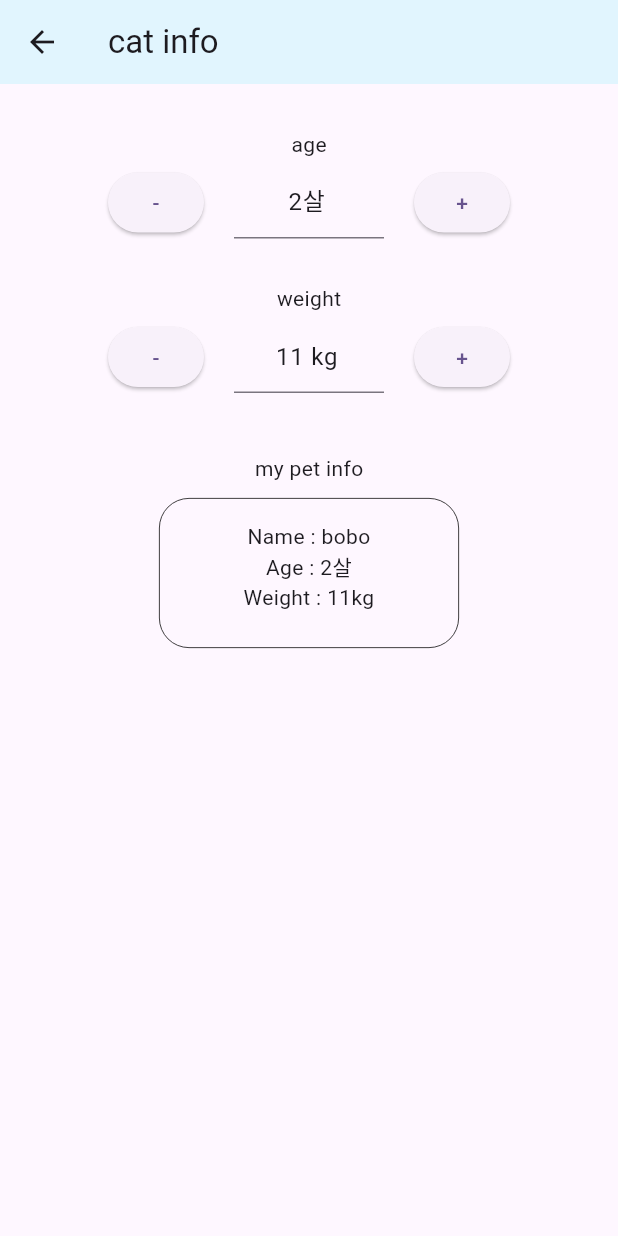
After one commit to woooooooojin/flutter_sample, a Flutter app: the screen it shows after launch, after a tap on an icon or button, on a phone screen of 412 x 824 dp. The commit adds this screen. Run offline on Flutter 3.47's test engine with Material 3 defaults, Android fonts, the phone set to English and light mode, and no system bars; our stand-ins replace image_picker.

Commit message:
provider, bottom nav bar

```diff
--- a/lib/main.dart
+++ b/lib/main.dart
@@ -1,10 +1,17 @@
 import 'package:flutter/material.dart';
+import 'package:flutter_sample/screens/catinfo_screen.dart';
 import 'package:flutter_sample/screens/list_screen.dart';
-import 'package:flutter_sample/screens/sample_screen.dart';
+import 'package:flutter_sample/screens/provider_smaple.dart';
+import 'package:provider/provider.dart';
 
 void main() {
-  runApp(const MyApp());
-}
+  runApp(
+    ChangeNotifierProvider(
+      create: (_) => MainProvider(),
+      child: const MyApp(),
+    ),
+  );
+} //runapp의 인자로 ChangeNotifierProvider를 직접 전달해주어 하위 myapp 어디서든 MainProvider를 사용 할 수 있다.
 
 class MyApp extends StatelessWidget {
   const MyApp({super.key});
--- /dev/null
+++ b/lib/models/pet.dart
@@ -0,0 +1,7 @@
+class Pet {
+  String name = '';
+  int age = 0;
+  int weight = 0;
+
+  Pet(this.name, this.age, this.weight);
+}
--- /dev/null
+++ b/lib/screens/catinfo_screen.dart
@@ -0,0 +1,157 @@
+import 'package:flutter/material.dart';
+import 'package:flutter_sample/screens/provider_smaple.dart';
+import 'package:provider/provider.dart';
+
+class CatInfoScreen extends StatelessWidget {
+  const CatInfoScreen({super.key});
+
+  @override
+  Widget build(BuildContext context) {
+    return Scaffold(
+      appBar: AppBar(
+        title: const Text('cat info'),
+        backgroundColor: Colors.lightBlue.shade50,
+      ),
+      body: const SingleChildScrollView(
+        child: SafeArea(
+          minimum: EdgeInsets.fromLTRB(15, 30, 15, 30),
+          child: Column(
+            crossAxisAlignment: CrossAxisAlignment.center,
+            children: [
+              Text('age'),
+              SizedBox(
+                height: 5,
+              ),
+              AgeInput(),
+              SizedBox(
+                height: 30,
+              ),
+              Text('weight'),
+              SizedBox(
+                height: 5,
+              ),
+              WeightInput(),
+              SizedBox(
+                height: 40,
+              ),
+              Text('my pet info'),
+              SizedBox(
+                height: 10,
+              ),
+              PetInfo(),
+            ],
+          ),
+        ),
+      ),
+    );
+  }
+}
+
+class AgeInput extends StatelessWidget {
+  const AgeInput({super.key});
+
+  @override
+  Widget build(BuildContext context) {
+    late TextEditingController controller;
+
+    final age = context
+        .select<MainProvider, int>((provider) => provider.age)
+        .toString();
+
+    controller = TextEditingController(text: '$age살');
+    return Row(
+      mainAxisAlignment: MainAxisAlignment.center,
+      children: [
+        ElevatedButton(
+          onPressed: context.read<MainProvider>().subAge,
+          child: const Text('-'),
+        ),
+        const SizedBox(
+          width: 20,
+        ),
+        SizedBox(
+          width: 100,
+          child: TextField(
+            readOnly: true,
+            controller: controller,
+            textAlign: TextAlign.center,
+          ),
+        ),
+        const SizedBox(
+          width: 20,
+        ),
+        ElevatedButton(
+          onPressed: context.read<MainProvider>().addAge,
+          child: const Text('+'),
+        ),
+      ],
+    );
+  }
+}
+
+class WeightInput extends StatelessWidget {
+  const WeightInput({super.key});
+
+  @override
+  Widget build(BuildContext context) {
+    late TextEditingController controller;
+
+    final weight = context
+        .select<MainProvider, int>((provider) => provider.weight)
+        .toString();
+
+    controller = TextEditingController(text: '$weight kg');
+    return Row(
+      mainAxisAlignment: MainAxisAlignment.center,
+      children: [
+        ElevatedButton(
+          onPressed: context.read<MainProvider>().subWeight,
+          child: const Text('-'),
+        ),
+        const SizedBox(
+          width: 20,
+        ),
+        SizedBox(
+          width: 100,
+          child: TextField(
+            readOnly: true,
+            controller: controller,
+            textAlign: TextAlign.center,
+          ),
+        ),
+        const SizedBox(
+          width: 20,
+        ),
+        ElevatedButton(
+          onPressed: context.read<MainProvider>().addWeight,
+          child: const Text('+'),
+        ),
+      ],
+    );
+  }
+}
+
+class PetInfo extends StatelessWidget {
+  const PetInfo({super.key});
+
+  @override
+  Widget build(BuildContext context) {
+    final petInfo = context.watch<MainProvider>().pet;
+    return Container(
+      height: 100,
+      width: 200,
+      padding: const EdgeInsets.all(15),
+      decoration: BoxDecoration(
+        border: Border.all(
+          color: Colors.black,
+          width: 0.5,
+        ),
+        borderRadius: BorderRadius.circular(20),
+      ),
+      child: Text(
+        'Name : ${petInfo.name}\nAge : ${petInfo.age}살\nWeight : ${petInfo.weight}kg',
+        textAlign: TextAlign.center,
+      ),
+    );
+  }
+}
--- a/lib/screens/list_screen.dart
+++ b/lib/screens/list_screen.dart
@@ -1,5 +1,6 @@
 import 'package:flutter/material.dart';
 import 'package:flutter_sample/models/cat.dart';
+import 'package:flutter_sample/screens/catinfo_screen.dart';
 import 'package:flutter_sample/screens/detail_screen.dart';
 import 'package:flutter_sample/screens/join_screen.dart';
 import 'package:flutter_sample/screens/upload_screen.dart';
@@ -84,6 +85,34 @@ class _ListScreenState extends State<ListScreen> {
           ),
         ],
       ),
+      bottomNavigationBar: BottomNavigationBar(
+        items: [
+          BottomNavigationBarItem(
+            icon: IconButton(
+              icon: const Icon(Icons.info),
+              onPressed: () {
+                showDialog(
+                  context: context,
+                  builder: (_) => const CatInfoScreen(),
+                );
+              },
+            ),
+            label: 'info',
+          ),
+          BottomNavigationBarItem(
+            icon: IconButton(
+              icon: const Icon(Icons.info),
+              onPressed: () {
+                showDialog(
+                  context: context,
+                  builder: (_) => const CatInfoScreen(),
+                );
+              },
+            ),
+            label: 'info',
+          ),
+        ],
+      ),
       body: GridView.builder(
         padding: const EdgeInsets.only(
           top: 10.0,
--- /dev/null
+++ b/lib/screens/provider_smaple.dart
@@ -0,0 +1,39 @@
+import 'dart:math';
+
+import 'package:flutter/material.dart';
+import 'package:flutter_sample/models/pet.dart';
+
+class MainProvider with ChangeNotifier {
+  late Pet _myPet;
+  MainProvider() {
+    _myPet = Pet('bobo', Random().nextInt(7) + 1, Random().nextInt(11) + 6);
+  }
+
+  Pet get pet => _myPet;
+  int get age => _myPet.age;
+  int get weight => _myPet.weight;
+
+  addAge() {
+    _myPet.age += 1;
+    _endProcess();
+  }
+
+  subAge() {
+    _myPet.age -= 1;
+    _endProcess();
+  }
+
+  addWeight() {
+    _myPet.weight += 1;
+    _endProcess();
+  }
+
+  subWeight() {
+    _myPet.weight -= 1;
+    _endProcess();
+  }
+
+  _endProcess() {
+    notifyListeners();
+  }
+}
--- a/pubspec.yaml
+++ b/pubspec.yaml
@@ -36,6 +36,7 @@ dependencies:
   # Use with the CupertinoIcons class for iOS style icons.
   cupertino_icons: ^1.0.2
   image_picker: ^1.0.7
+  provider: ^6.1.1
 
 dev_dependencies:
   flutter_test:
```
Also changed, not shown: pubspec.lock.
